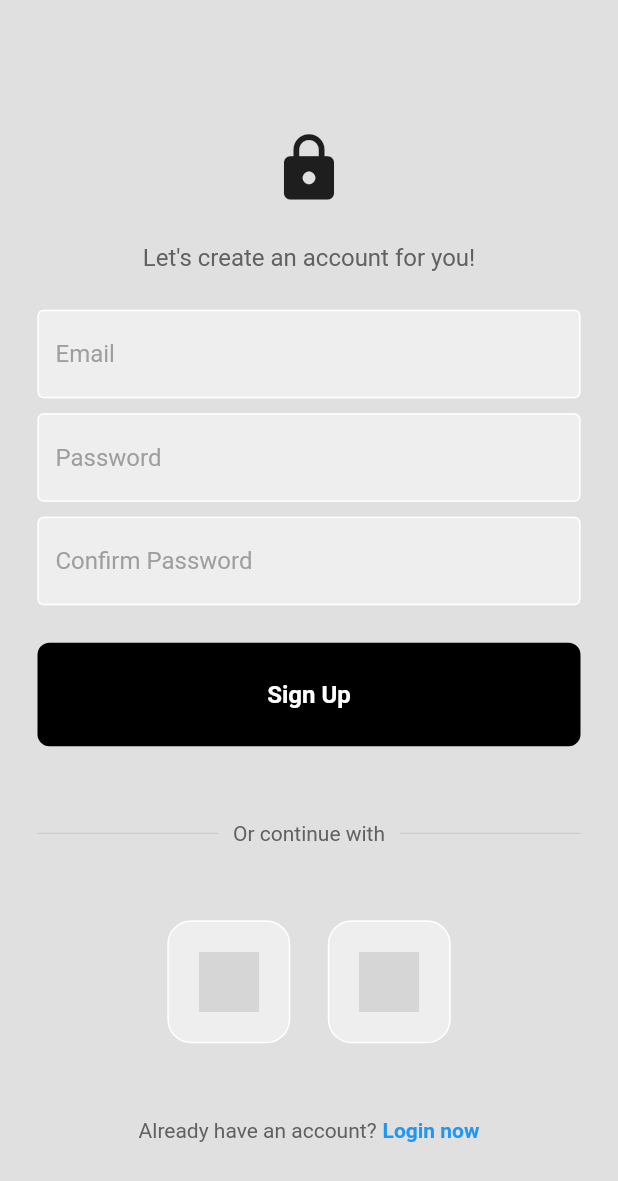
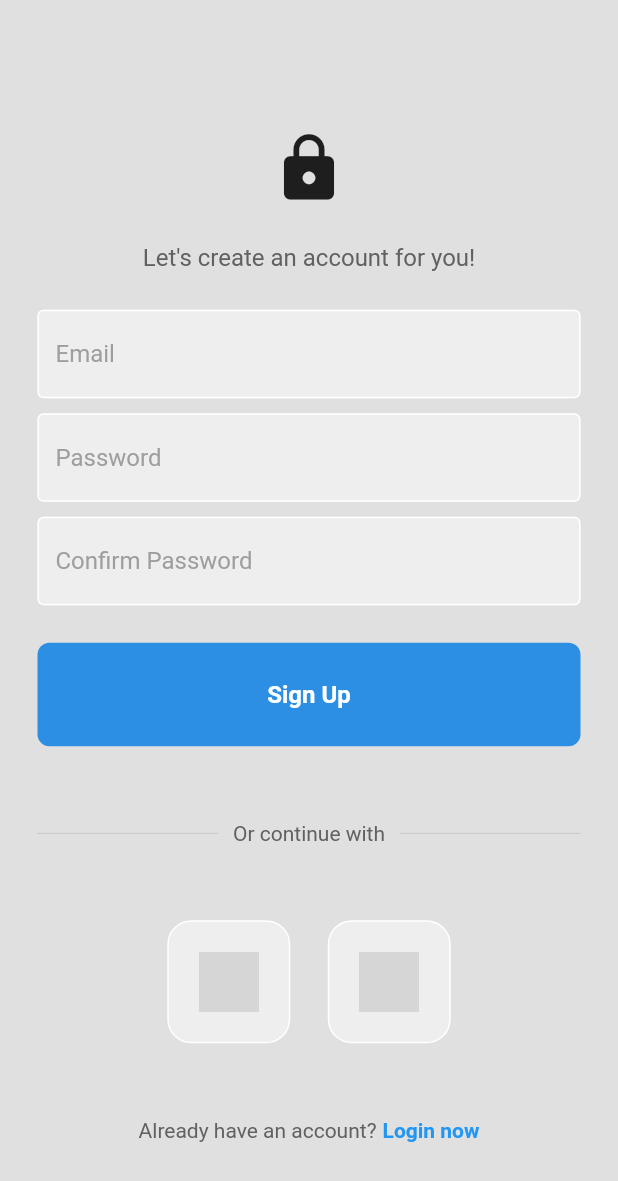
Before and after one commit to MasonKomo/ToyBox, a Flutter app: the RegisterPage screen opened directly with empty values, on a phone screen of 412 x 824 dp. Shown: the top 1181 px of the screen. Run offline on Flutter 3.47's test engine with Material 2 defaults, Android fonts, the phone set to English and light mode, and no system bars; our stand-ins replace cloud_firestore, firebase_auth, firebase_core, image_picker, timeago; missing offline and left inert: snapping_sheet; accounts and stored records are empty; network calls fail; grey boxes are pictures that could not be loaded.

Commit message:
Changed button color to match brand style.

```diff
--- a/lib/components/my_button.dart
+++ b/lib/components/my_button.dart
@@ -18,7 +18,7 @@ class MyButton extends StatelessWidget {
         padding: const EdgeInsets.all(25),
         margin: const EdgeInsets.symmetric(horizontal: 25),
         decoration: BoxDecoration(
-          color: Colors.black,
+          color: Color.fromARGB(255, 44, 143, 228),
           borderRadius: BorderRadius.circular(8),
         ),
         child: Center(
```
